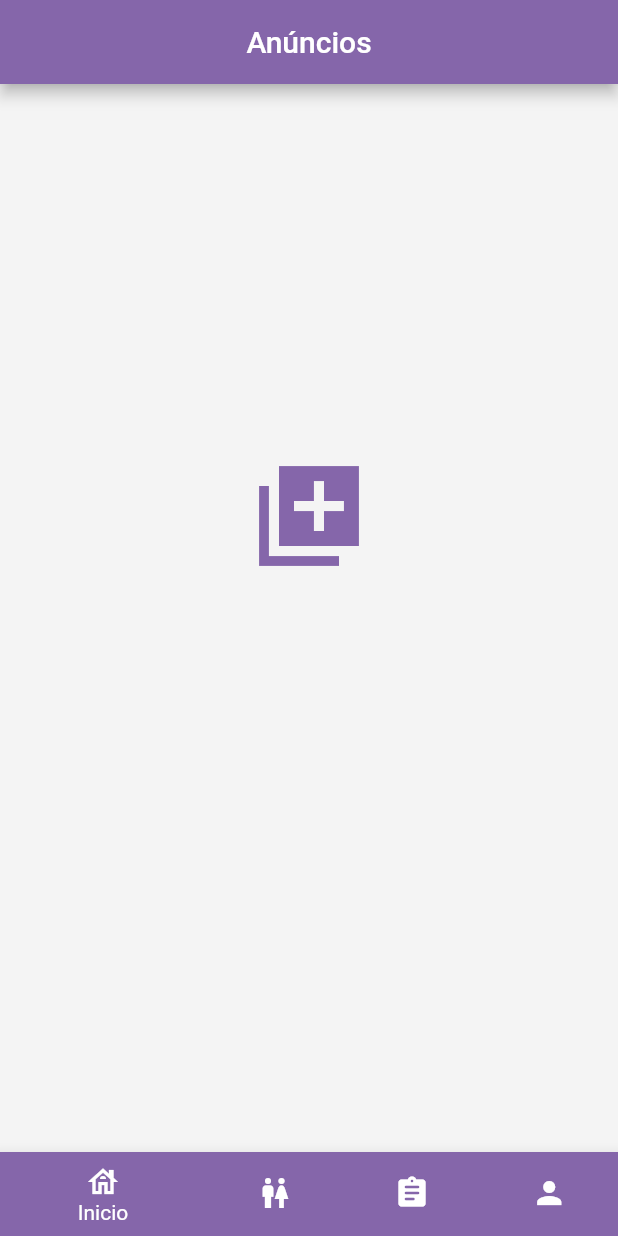
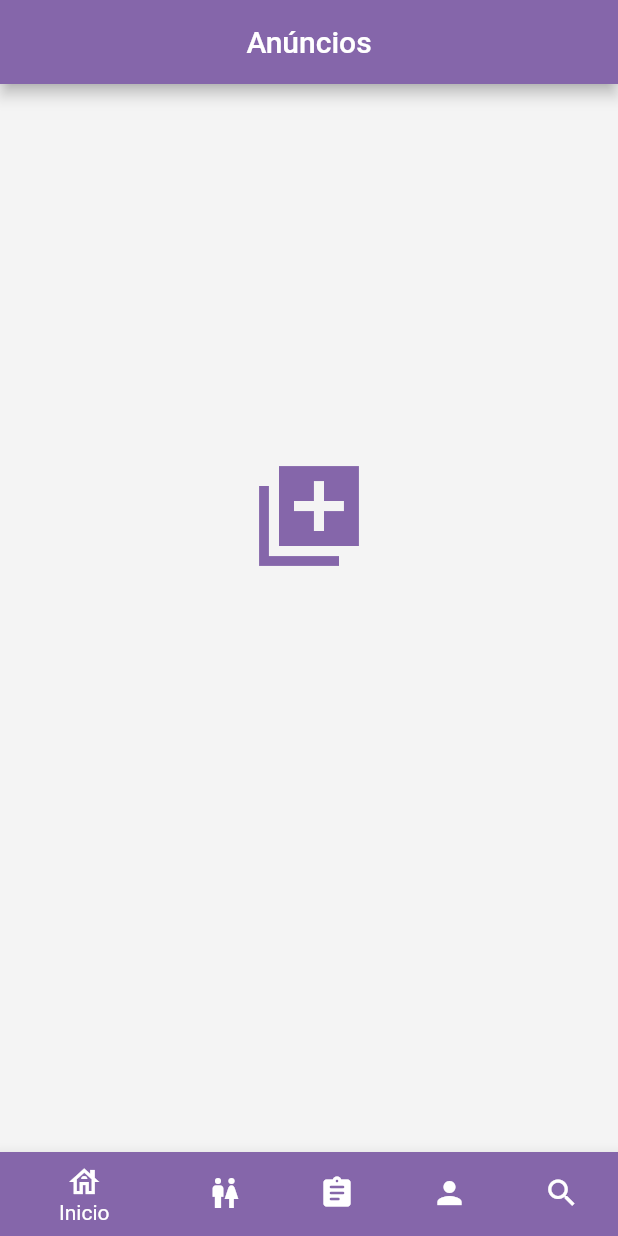
Before and after one commit to marianaalucena/ClubeWinx_frontend, a Flutter app: the HomePage screen opened directly, item 2 of the bottom bar chosen, after a tap on the "check" icon, on a phone screen of 412 x 824 dp. Run offline on Flutter 3.47's test engine with Material 2 defaults, Android fonts, the phone set to English and light mode, and no system bars; our stand-ins replace image_picker, sqflite; accounts and stored records are empty.

```diff
--- a/homemate/lib/HomePage.dart
+++ b/homemate/lib/HomePage.dart
@@ -1,6 +1,7 @@
 import 'package:flutter/cupertino.dart';
 import 'package:flutter/material.dart';
-import 'package:homemate/ListProfilesPage.dart';
+import 'ProfilesListPage.dart';
+import 'ProfileConnectionsList.dart';
 import 'announcement/MyAnnouncementPage.dart';
 
 import 'announcement/NewAnnouncementPage.dart';
@@ -45,7 +46,7 @@ class _HomePageState extends State<HomePage> {
             break;
             case 1:  Navigator.push(
               context,
-              MaterialPageRoute(builder: (context) => ListProfilePage())
+              MaterialPageRoute(builder: (context) => ListConnectionsProfile()),
             );
             break;
             case 2:  Navigator.push(
@@ -56,6 +57,11 @@ class _HomePageState extends State<HomePage> {
             case 3:  Navigator.push(
               context,
               MaterialPageRoute(builder: (context) => ProfilePage()),
+            );
+            break;
+            case 4:  Navigator.push(
+              context,
+              MaterialPageRoute(builder: (context) => ProfilesListPage()),
             );
             break;
 
@@ -77,6 +83,11 @@ class _HomePageState extends State<HomePage> {
             icon: Icon(Icons.person),
             title: Text("Perfil"),
           ),
+          BottomNavigationBarItem(
+            icon: Icon(Icons.search),
+            title: Text("Descobrir"),
+
+          ),
         ],
       ),
     );
--- a/homemate/lib/ListProfilesPage.dart
+++ b/homemate/lib/ProfileConnectionsList.dart
@@ -9,12 +9,12 @@ import 'package:url_launcher/url_launcher.dart';
 
 enum OrderOptions {orderaz, orderza}
 
-class ListProfilePage extends StatefulWidget {
+class ListConnectionsProfile extends StatefulWidget {
   @override
-  _ListProfilePageState createState() => _ListProfilePageState();
+  _ListConnectionsProfileState createState() => _ListConnectionsProfileState();
 }
 
-class _ListProfilePageState extends State<ListProfilePage> {
+class _ListConnectionsProfileState extends State<ListConnectionsProfile> {
 
   ProfileHelper helper = ProfileHelper();
 
--- a/homemate/lib/RegisterPage.dart
+++ b/homemate/lib/RegisterPage.dart
@@ -186,7 +186,6 @@ class _RegisterPageState extends State<RegisterPage> {
                     Navigator.push(context, MaterialPageRoute(builder: (context) => LoginPage()));
                     setState(() {
                       _futureUser = api.createUser(_userInformation);
-                      print('aloooooooooooo');
                     });
                   },
                   child: Text("Confirmar"),),
```
Also changed, not shown: homemate/lib/ProfilesListPage.dart (added, +84 -0 lines), homemate/lib/UserAPI.dart (+5 -7 lines).
